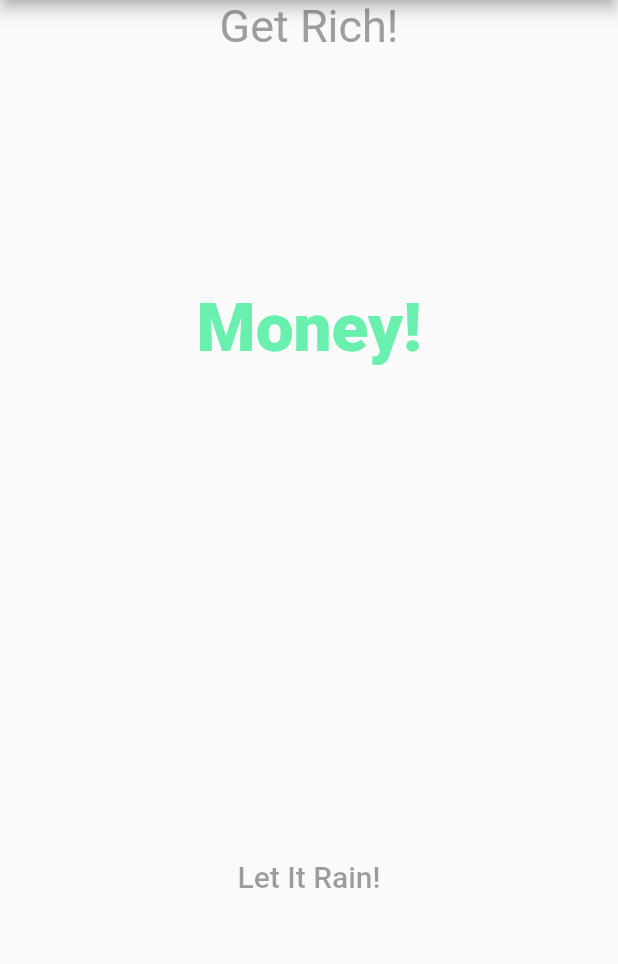
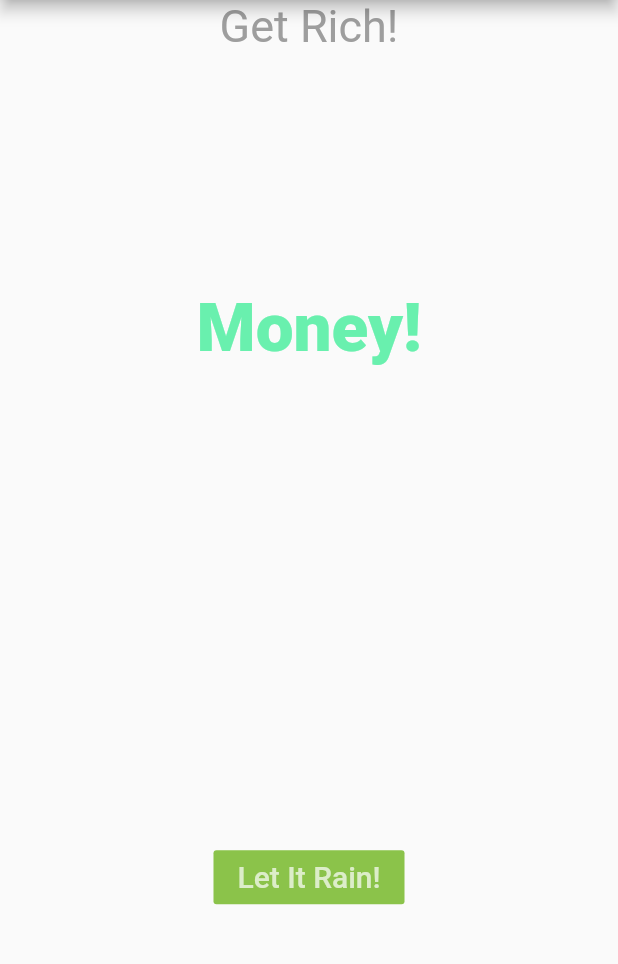
Before and after one commit to ashenmalaka/Flutter_Stateful_App-Make-It-Rain, a Flutter app: the screen it shows after launch, on a phone screen of 412 x 824 dp, the part 84-1048 px from its top. Run offline on Flutter 3.47's test engine with Material 2 defaults, Android fonts, the phone set to English and light mode, and no system bars.

Commit message:
Added properties to flat button

```diff
--- a/lib/ui/make_it_rain.dart
+++ b/lib/ui/make_it_rain.dart
@@ -46,7 +46,11 @@ class MakeItRainState extends State<MakeItRain> {
                 new Expanded(
                   child: new Center(
                     child: new FlatButton(
-                      onPressed: null,
+                      color: Colors.lightGreen,
+                      textColor: Colors.white70,
+                      onPressed: (){
+                        return debugPrint("Clicked");
+                      },
                       child: new Text("Let It Rain!",
                         style: new TextStyle(
                           fontSize: 20
```
